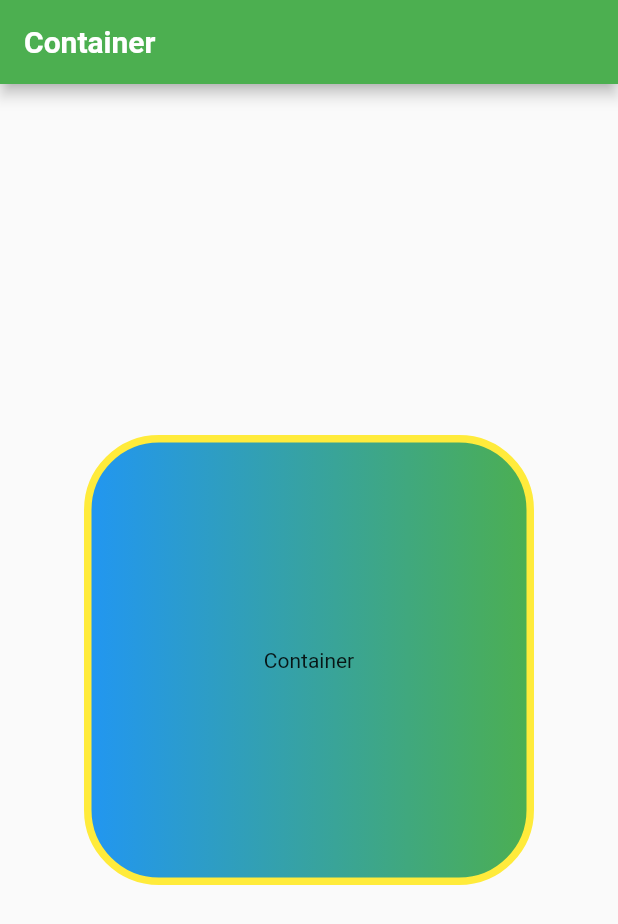
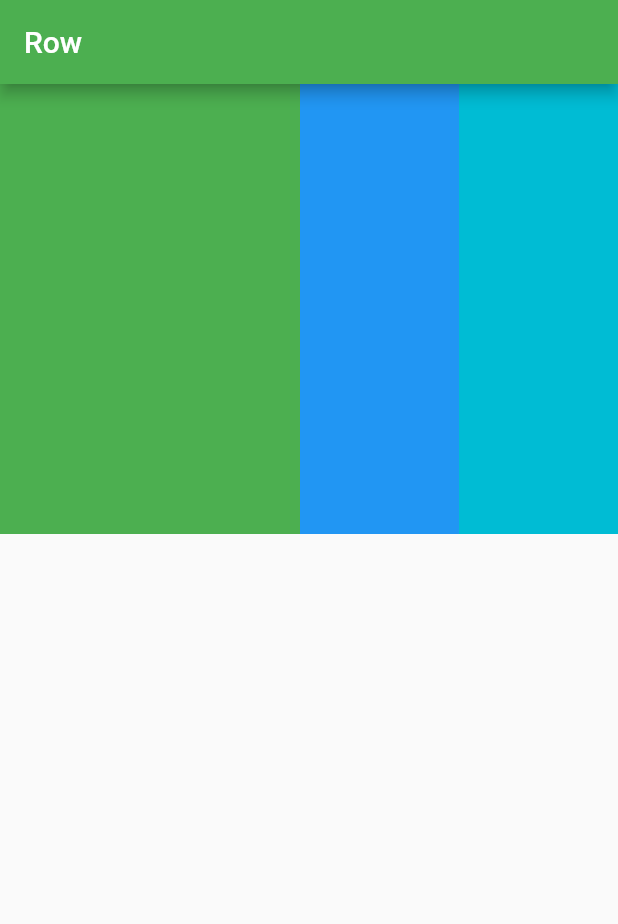
Before and after one commit to zhoupengzu/ZPZFlutterPractice, a Flutter app: the screen it shows after launch, on a phone screen of 412 x 824 dp. Shown: the top 924 px of the screen. Run offline on Flutter 3.47's test engine with Material 2 defaults, Android fonts, the phone set to English and light mode, and no system bars.

Commit message:
Row练习

```diff
--- a/flutter_app/lib/main.dart
+++ b/flutter_app/lib/main.dart
@@ -1,6 +1,7 @@
 import 'package:flutter/material.dart';
 
 import 'container_practice.dart';
+import 'row_practice.dart';
 
 void main() => runApp(new MyApp());
 
@@ -8,6 +9,6 @@ class MyApp extends StatelessWidget {
   // This widget is the root of your application.
   @override
   Widget build(BuildContext context) {
-    return ContainerWidget.showContainer();
+    return RowWidget.rowWidget();
   }
 }
--- /dev/null
+++ b/flutter_app/lib/row_practice.dart
@@ -0,0 +1,38 @@
+import 'package:flutter/material.dart';
+
+class RowWidget {
+  static rowWidget() {
+    return new MaterialApp(
+      home: new Scaffold(
+        appBar: new AppBar(
+          backgroundColor: Colors.green,
+          title: new Text("Row",
+            style: new TextStyle(color: Colors.white),
+          ),
+        ),
+        body: RowWidget._baseRow(),
+      ),
+    );
+  }
+  static _baseRow() {
+    return new Container(
+      color: Colors.red,
+      height: 300.0,
+      child: new Row(
+        // 会超出去，展示错误
+//          children: <Widget>[
+//            new Container(width: 200.0, color: Colors.green,),
+//            new Container(width: 200.0, color: Colors.blue,),
+//            new Container(width: 200.0, color: Colors.cyan,),
+//          ],
+      children: <Widget>[
+        // 使用了Expanded后，尺寸不再起作用
+      new Container(width: 200.0, color: Colors.green,),
+//        new Expanded(child: new Container(width: 50.0, color: Colors.green,)),
+        new Expanded(child: new Container(width: 100.0, color: Colors.blue,)),
+        new Expanded(child: new Container(width: 100.0, color: Colors.cyan,)),
+      ],
+      ),
+    );
+  }
+}
```
